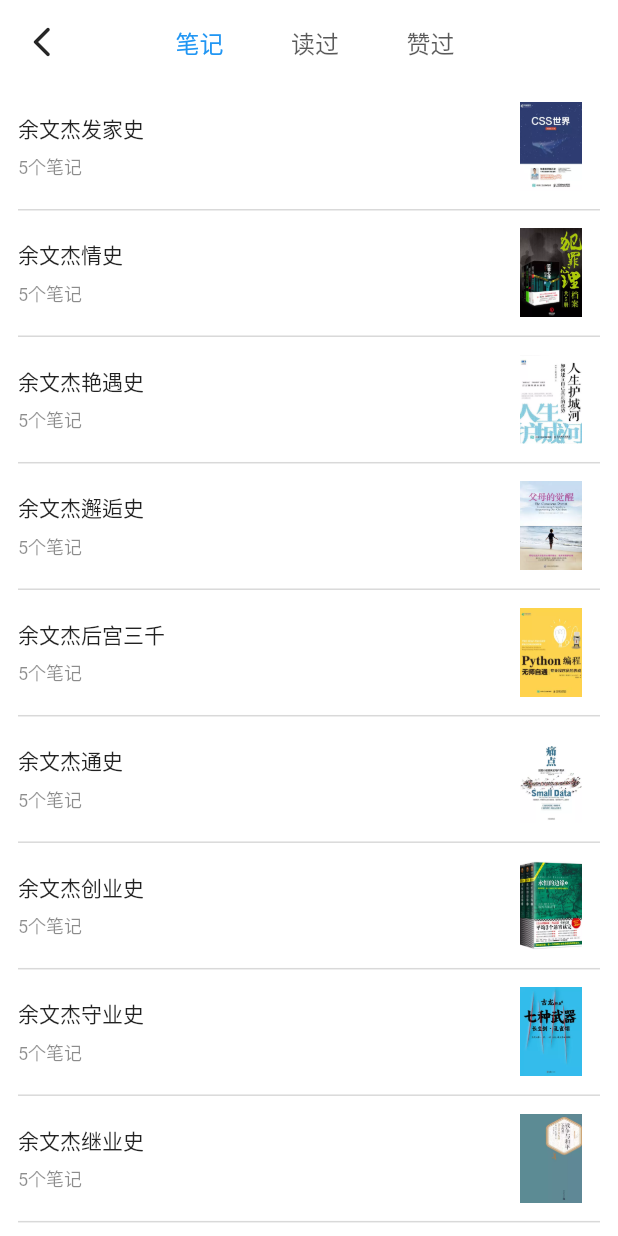
After one commit to j787701730/super_flutter_app, a Flutter app: the Me screen opened directly, after a tap on "笔记、读过和赞过", on a phone screen of 412 x 824 dp. The commit adds this screen. Run offline on Flutter 3.47's test engine with Material 2 defaults, Android fonts, the phone set to English and light mode, and no system bars; missing offline and left inert: flui.

Commit message:
仿 微信读书3

```diff
--- a/lib/weread/me.dart
+++ b/lib/weread/me.dart
@@ -3,6 +3,7 @@ import 'package:flutter/material.dart';
 import 'package:superflutterapp/weread/account.dart';
 import 'package:superflutterapp/weread/follow.dart';
 import 'package:superflutterapp/weread/me-detail.dart';
+import 'package:superflutterapp/weread/read-notes.dart';
 import 'package:superflutterapp/weread/read-ranking-list.dart';
 
 class Me extends StatefulWidget {
@@ -384,7 +385,17 @@ class _MeState extends State<Me> {
             child: Column(
               crossAxisAlignment: CrossAxisAlignment.start,
               children: <Widget>[
-                Container(
+                GestureDetector(
+                  behavior: HitTestBehavior.opaque,
+                  onTap: () {
+                    Navigator.push(
+                      context,
+                      MaterialPageRoute(
+                        builder: (context) => ReadNotes(),
+                      ),
+                    );
+                  },
+                  child: Container(
                     height: 70,
                     child: Row(
                       mainAxisAlignment: MainAxisAlignment.spaceBetween,
@@ -419,6 +430,7 @@ class _MeState extends State<Me> {
                           ],
                         ),
                       ],
+                    ),
                   ),
                 ),
                 Container(
--- /dev/null
+++ b/lib/weread/read-notes.dart
@@ -0,0 +1,181 @@
+import 'package:flutter/material.dart';
+import 'package:flutter/widgets.dart';
+import 'package:superflutterapp/utils/style.dart';
+
+class ReadNotes extends StatefulWidget {
+  @override
+  _ReadNotesState createState() => _ReadNotesState();
+}
+
+class _ReadNotesState extends State<ReadNotes> {
+  int _tabIndex = 0;
+  String baseImgUrl = 'images/weread/';
+  List books = [
+    {
+      'pic': 'ia_100000001.webp',
+      'title': '余文杰发家史',
+    },
+    {
+      'pic': 'ia_100000002.webp',
+      'title': '余文杰情史',
+    },
+    {
+      'pic': 'ia_100000003.webp',
+      'title': '余文杰艳遇史',
+    },
+    {
+      'pic': 'ia_100000004.webp',
+      'title': '余文杰邂逅史',
+    },
+    {
+      'pic': 'ia_100000005.webp',
+      'title': '余文杰后宫三千',
+    },
+    {
+      'pic': 'ia_100000006.webp',
+      'title': '余文杰通史',
+    },
+    {
+      'pic': 'ia_100000007.webp',
+      'title': '余文杰创业史',
+    },
+    {
+      'pic': 'ia_100000008.webp',
+      'title': '余文杰守业史',
+    },
+    {
+      'pic': 'ia_100000009.webp',
+      'title': '余文杰继业史',
+    },
+  ];
+
+  @override
+  Widget build(BuildContext context) {
+    double width = MediaQuery.of(context).size.width;
+    return Scaffold(
+      backgroundColor: Colors.white,
+      appBar: AppBar(
+        elevation: 0,
+        backgroundColor: Colors.white,
+        iconTheme: IconThemeData(
+          color: CommonColor.title,
+        ),
+        title: Row(
+          mainAxisAlignment: MainAxisAlignment.spaceEvenly,
+          children: <Widget>[
+            GestureDetector(
+              onTap: () {
+                setState(() {
+                  _tabIndex = 0;
+                });
+              },
+              child: Container(
+                child: Text(
+                  '笔记',
+                  style: TextStyle(
+                    color: _tabIndex == 0 ? Colors.blue : CommonColor.text,
+                    fontSize: 16,
+                  ),
+                ),
+              ),
+            ),
+            GestureDetector(
+              onTap: () {
+                setState(() {
+                  _tabIndex = 1;
+                });
+              },
+              child: Container(
+                child: Text(
+                  '读过',
+                  style: TextStyle(
+                    color: _tabIndex == 1 ? Colors.blue : CommonColor.text,
+                    fontSize: 16,
+                  ),
+                ),
+              ),
+            ),
+            GestureDetector(
+              onTap: () {
+                setState(() {
+                  _tabIndex = 2;
+                });
+              },
+              child: Container(
+                child: Text(
+                  '赞过',
+                  style: TextStyle(
+                    color: _tabIndex == 2 ? Colors.blue : CommonColor.text,
+                    fontSize: 16,
+                  ),
+                ),
+              ),
+            ),
+          ],
+        ),
+        actions: <Widget>[
+          IconButton(
+            icon: Icon(
+              Icons.menu,
+              color: Colors.transparent,
+            ),
+            onPressed: null,
+          )
+        ],
+      ),
+      body: ListView(
+        padding: EdgeInsets.symmetric(horizontal: 12),
+        children: <Widget>[
+          Offstage(
+            offstage: false,
+            child: Column(
+              children: books.map<Widget>(
+                (item) {
+                  return Container(
+                    padding: EdgeInsets.symmetric(vertical: 12),
+                    decoration: BoxDecoration(
+                      border: Border(
+                        bottom: BorderSide(
+                          color: CommonColor.border,
+                          width: 1,
+                        ),
+                      ),
+                    ),
+                    child: Row(
+                      mainAxisAlignment: MainAxisAlignment.spaceBetween,
+                      children: <Widget>[
+                        Expanded(
+                          child: Column(
+                            crossAxisAlignment: CrossAxisAlignment.start,
+                            children: <Widget>[
+                              Text('${item['title']}'),
+                              Container(
+                                height: 6,
+                              ),
+                              Text(
+                                '5个笔记',
+                                style: TextStyle(
+                                  color: CommonColor.text2,
+                                  fontSize: 12,
+                                ),
+                              ),
+                            ],
+                          ),
+                        ),
+                        Container(
+                          width: width * 0.1,
+                          margin: EdgeInsets.only(right: 12),
+                          child: Image.asset('$baseImgUrl${item['pic']}'),
+                        ),
+                      ],
+                    ),
+                  );
+                },
+              ).toList(),
+            ),
+          )
+        ],
+      ),
+    );
+  }
+}
```
Lines whose indentation alone changed are shown as unchanged.
